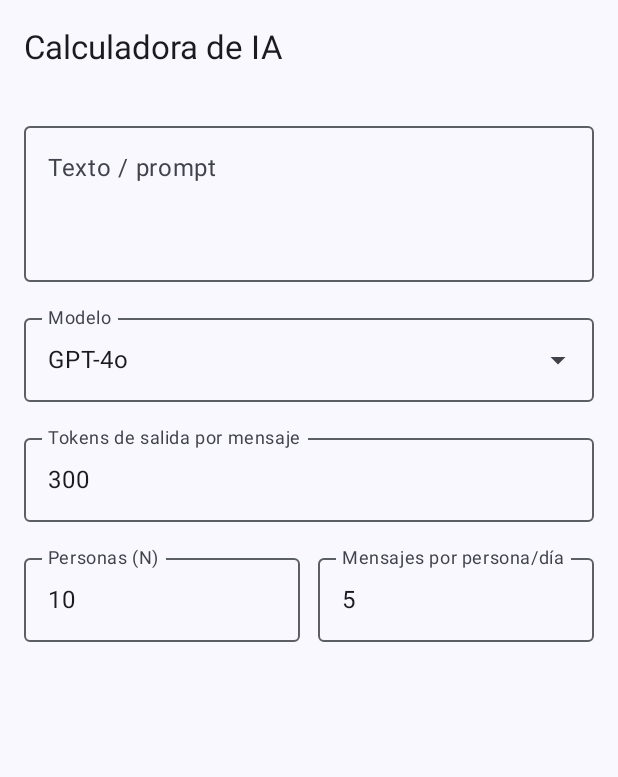
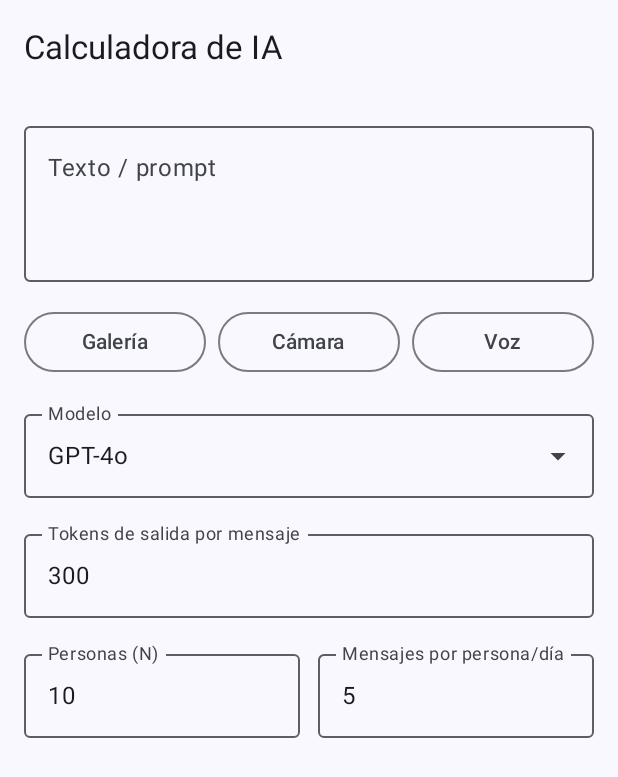
Before and after one commit to pedroparradovargas/extrator, an Android app built with Jetpack Compose: the screen it shows after launch (MainActivity), on a phone screen of 412 x 824 dp. Shown: the top 777 px of the screen. Run offline under Robolectric (Android 15) with nearby library versions, the phone set to English and light mode, and no system bars; libraries missing offline, so code that uses them is left out: com.knuddels.jtokkit; 3 statements that could not run were skipped.

Commit message:
Add OCR (ML Kit) y voz (RecognizerIntent) como entradas de texto
- OCR on-device con ML Kit (modelo empaquetado → offline) desde galería
  (Android Photo Picker, sin permisos) o cámara (intent del sistema).
- Voz a texto vía RecognizerIntent del sistema.
- Fila de acciones en la calculadora (Galería / Cámara / Voz): el texto
  reconocido alimenta el tokenizador. Indicador de carga y mensajes de
  error/vacío; <queries> del manifest para cámara y reconocimiento de voz.

Enfoque por intents → sin permisos en runtime propios de la app. CameraX
en vivo y STT continuo on-device quedan como mejora futura.

Co-Authored-By: Claude Opus 4.8 <noreply@anthropic.com>
Claude-Session: https://claude.ai/code/session_01RJrPDaAHssFqoP5eD52QNz

```diff
--- a/calculadoraIA/app/build.gradle.kts
+++ b/calculadoraIA/app/build.gradle.kts
@@ -68,5 +68,8 @@ dependencies {
     implementation(libs.androidx.lifecycle.runtime.compose)
     implementation(libs.androidx.core.ktx)
 
+    // OCR on-device (modelo empaquetado → offline)
+    implementation(libs.mlkit.text.recognition)
+
     debugImplementation(libs.compose.ui.tooling)
 }
--- a/calculadoraIA/app/src/main/kotlin/com/pedroparra/calculadoraia/ui/calculator/CalculatorScreen.kt
+++ b/calculadoraIA/app/src/main/kotlin/com/pedroparra/calculadoraia/ui/calculator/CalculatorScreen.kt
@@ -32,6 +32,7 @@ import androidx.compose.runtime.remember
 import androidx.compose.runtime.setValue
 import androidx.compose.ui.Alignment
 import androidx.compose.ui.Modifier
+import androidx.compose.ui.platform.LocalInspectionMode
 import androidx.compose.ui.res.stringResource
 import androidx.compose.ui.text.font.FontWeight
 import androidx.compose.ui.text.input.KeyboardType
@@ -60,6 +61,7 @@ fun CalculatorScreen(viewModel: CalculatorViewModel = viewModel()) {
         onOutputTokensChange = viewModel::onOutputTokensChange,
         onPeopleChange = viewModel::onPeopleChange,
         onMessagesPerDayChange = viewModel::onMessagesPerDayChange,
+        onRecognizedText = viewModel::setExternalText,
     )
 }
 
@@ -72,6 +74,7 @@ fun CalculatorContent(
     onOutputTokensChange: (String) -> Unit,
     onPeopleChange: (String) -> Unit,
     onMessagesPerDayChange: (String) -> Unit,
+    onRecognizedText: (String) -> Unit,
 ) {
     Scaffold(
         topBar = { TopAppBar(title = { Text(stringResource(R.string.calc_title)) }) },
@@ -92,6 +95,11 @@ fun CalculatorContent(
                 minLines = 3,
                 modifier = Modifier.fillMaxWidth(),
             )
+
+            // OCR (galería/cámara) y voz. Se omite en el preview del IDE.
+            if (!LocalInspectionMode.current) {
+                InputActions(onRecognizedText = onRecognizedText)
+            }
 
             ModelSelector(
                 selected = state.model,
@@ -294,6 +302,7 @@ private fun CalculatorPreview() {
                 onOutputTokensChange = {},
                 onPeopleChange = {},
                 onMessagesPerDayChange = {},
+                onRecognizedText = {},
             )
         }
     }
--- /dev/null
+++ b/calculadoraIA/app/src/main/kotlin/com/pedroparra/calculadoraia/ui/calculator/InputActions.kt
@@ -0,0 +1,127 @@
+package com.pedroparra.calculadoraia.ui.calculator
+
+import android.app.Activity
+import android.content.Intent
+import android.speech.RecognizerIntent
+import androidx.activity.compose.rememberLauncherForActivityResult
+import androidx.activity.result.PickVisualMediaRequest
+import androidx.activity.result.contract.ActivityResultContracts
+import androidx.compose.foundation.layout.Arrangement
+import androidx.compose.foundation.layout.Column
+import androidx.compose.foundation.layout.Row
+import androidx.compose.foundation.layout.fillMaxWidth
+import androidx.compose.foundation.layout.size
+import androidx.compose.material3.CircularProgressIndicator
+import androidx.compose.material3.MaterialTheme
+import androidx.compose.material3.OutlinedButton
+import androidx.compose.material3.Text
+import androidx.compose.runtime.Composable
+import androidx.compose.runtime.getValue
+import androidx.compose.runtime.mutableStateOf
+import androidx.compose.runtime.remember
+import androidx.compose.runtime.rememberCoroutineScope
+import androidx.compose.runtime.setValue
+import androidx.compose.ui.Modifier
+import androidx.compose.ui.platform.LocalContext
+import androidx.compose.ui.res.stringResource
+import androidx.compose.ui.unit.dp
+import com.pedroparra.calculadoraia.R
+import com.pedroparra.calculadoraia.ocr.TextRecognizer
+import java.util.Locale
+import kotlinx.coroutines.launch
+
+/**
+ * Fila de acciones para introducir texto por OCR (galería o cámara) o por voz.
+ * Todo va por intents del sistema → sin permisos en runtime propios de la app.
+ */
+@Composable
+fun InputActions(
+    onRecognizedText: (String) -> Unit,
+    modifier: Modifier = Modifier,
+) {
+    val context = LocalContext.current
+    val scope = rememberCoroutineScope()
+    var busy by remember { mutableStateOf(false) }
+    var message by remember { mutableStateOf<String?>(null) }
+
+    fun runOcr(block: suspend () -> String) {
+        busy = true
+        message = null
+        scope.launch {
+            runCatching { block() }
+                .onSuccess { text ->
+                    if (text.isBlank()) message = context.getString(R.string.ocr_no_text)
+                    else onRecognizedText(text)
+                }
+                .onFailure { message = context.getString(R.string.ocr_error) }
+            busy = false
+        }
+    }
+
+    val galleryLauncher = rememberLauncherForActivityResult(
+        ActivityResultContracts.PickVisualMedia(),
+    ) { uri -> if (uri != null) runOcr { TextRecognizer.fromUri(context, uri) } }
+
+    val cameraLauncher = rememberLauncherForActivityResult(
+        ActivityResultContracts.TakePicturePreview(),
+    ) { bitmap -> if (bitmap != null) runOcr { TextRecognizer.fromBitmap(bitmap) } }
+
+    val voiceLauncher = rememberLauncherForActivityResult(
+        ActivityResultContracts.StartActivityForResult(),
+    ) { result ->
+        if (result.resultCode == Activity.RESULT_OK) {
+            val text = result.data
+                ?.getStringArrayListExtra(RecognizerIntent.EXTRA_RESULTS)
+                ?.firstOrNull()
+            if (!text.isNullOrBlank()) onRecognizedText(text) else message = context.getString(R.string.voice_no_text)
+        }
+    }
+
+    Column(modifier = modifier.fillMaxWidth(), verticalArrangement = Arrangement.spacedBy(8.dp)) {
+        Row(
+            modifier = Modifier.fillMaxWidth(),
+            horizontalArrangement = Arrangement.spacedBy(8.dp),
+        ) {
+            OutlinedButton(
+                onClick = {
+                    galleryLauncher.launch(
+                        PickVisualMediaRequest(ActivityResultContracts.PickVisualMedia.ImageOnly),
+                    )
+                },
+                enabled = !busy,
+                modifier = Modifier.weight(1f),
+            ) { Text(stringResource(R.string.action_gallery)) }
+
+            OutlinedButton(
+                onClick = { cameraLauncher.launch(null) },
+                enabled = !busy,
+                modifier = Modifier.weight(1f),
+            ) { Text(stringResource(R.string.action_camera)) }
+
+            OutlinedButton(
+                onClick = { voiceLauncher.launch(voiceIntent()) },
+                enabled = !busy,
+                modifier = Modifier.weight(1f),
+            ) { Text(stringResource(R.string.action_voice)) }
+        }
+
+        if (busy) {
+            Row(modifier = Modifier.fillMaxWidth(), horizontalArrangement = Arrangement.Center) {
+                CircularProgressIndicator(modifier = Modifier.size(22.dp))
+            }
+        }
+        message?.let {
+            Text(
+                text = it,
+                style = MaterialTheme.typography.bodySmall,
+                color = MaterialTheme.colorScheme.error,
+            )
+        }
+    }
+}
+
+private fun voiceIntent(): Intent =
+    Intent(RecognizerIntent.ACTION_RECOGNIZE_SPEECH).apply {
+        putExtra(RecognizerIntent.EXTRA_LANGUAGE_MODEL, RecognizerIntent.LANGUAGE_MODEL_FREE_FORM)
+        putExtra(RecognizerIntent.EXTRA_LANGUAGE, Locale.getDefault().toLanguageTag())
+    }
--- a/calculadoraIA/app/src/main/res/values/strings.xml
+++ b/calculadoraIA/app/src/main/res/values/strings.xml
@@ -11,6 +11,13 @@
     <string name="messages_per_day_label">Mensajes por persona/día</string>
     <string name="clear">Limpiar</string>
     <string name="approx_badge">≈ aproximado</string>
+
+    <string name="action_gallery">Galería</string>
+    <string name="action_camera">Cámara</string>
+    <string name="action_voice">Voz</string>
+    <string name="ocr_no_text">No se detectó texto en la imagen</string>
+    <string name="ocr_error">No se pudo leer la imagen</string>
+    <string name="voice_no_text">No se reconoció ninguna voz</string>
 
     <string name="results_title">Resultado</string>
     <string name="stat_tokens">Tokens</string>
```
Also changed, not shown: calculadoraIA/app/src/main/AndroidManifest.xml (+11 -0 lines), calculadoraIA/app/src/main/kotlin/com/pedroparra/calculadoraia/ocr/TextRecognizer.kt (added, +35 -0 lines), 1 other file.
